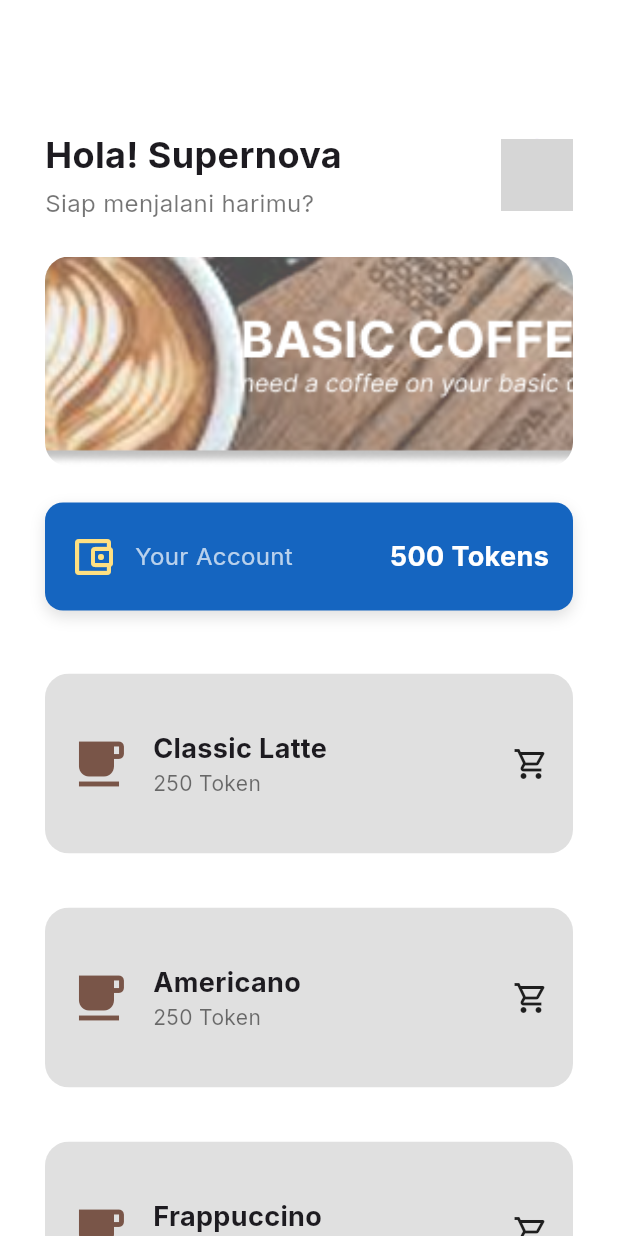
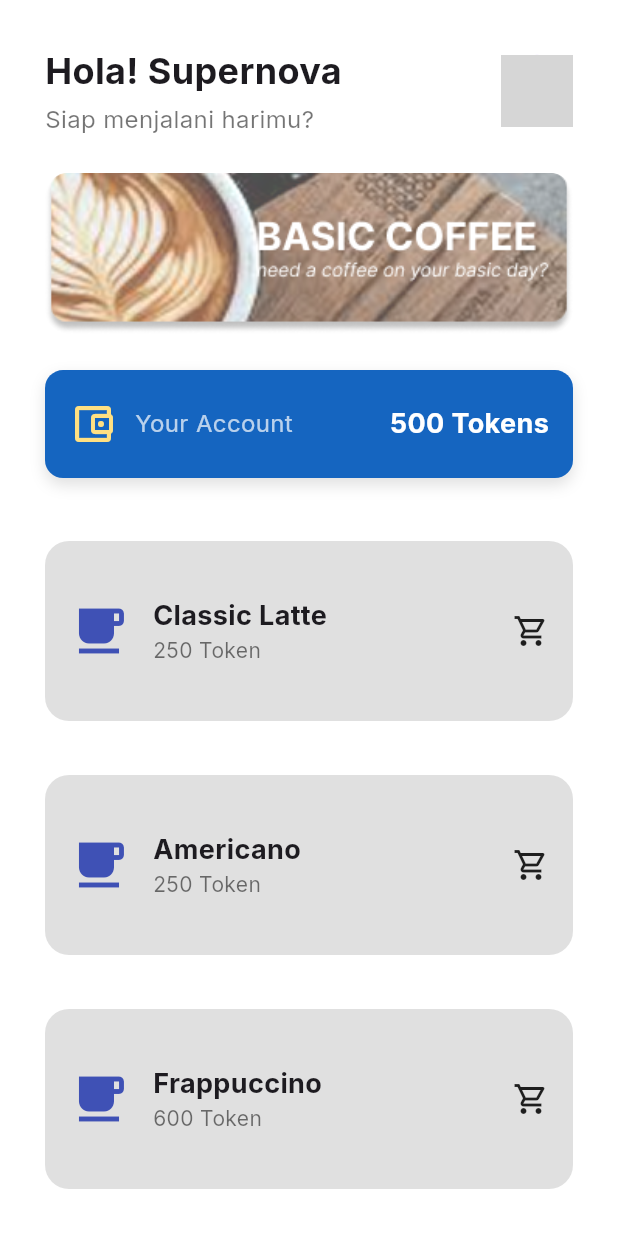
Before and after one commit to snopflake/basic_coffee, a Flutter app: the screen it shows after launch, on a phone screen of 412 x 824 dp. Run offline on Flutter 3.47's test engine with Material 3 defaults, Android fonts, the light colour scheme and no system bars; our stand-ins replace google_fonts; network calls fail; grey boxes are pictures that could not be loaded.

Commit message:
fix & clean

```diff
--- a/lib/main.dart
+++ b/lib/main.dart
@@ -13,7 +13,7 @@ class MainApp extends StatelessWidget {
       title: 'Basic Coffee Redeem',
       debugShowCheckedModeBanner: false,
       theme: ThemeData(
-        primarySwatch: Colors.brown,
+        primarySwatch: Colors.blue,
         scaffoldBackgroundColor: Colors.white,
         textTheme: GoogleFonts.interTextTheme(),
       ),
--- a/lib/screens/home_screen.dart
+++ b/lib/screens/home_screen.dart
@@ -1,5 +1,3 @@
-// lib/screens/home_screen.dart
-
 import 'package:flutter/material.dart';
 import 'package:google_fonts/google_fonts.dart';
 import 'package:basic_coffee/data/coffee_data.dart';
@@ -21,14 +19,8 @@ class _HomeScreenState extends State<HomeScreen> {
 
   @override
   Widget build(BuildContext context) {
-    // pastikan di main.dart theme text pakai GoogleFonts.interTextTheme()
     return Scaffold(
       backgroundColor: Colors.white,
-      appBar: AppBar(
-        elevation: 0,
-        backgroundColor: Colors.white,
-        automaticallyImplyLeading: false,
-      ),
       body: SafeArea(
         child: SingleChildScrollView(
           padding: const EdgeInsets.symmetric(horizontal: 30, vertical: 30),
@@ -76,10 +68,10 @@ class _HomeScreenState extends State<HomeScreen> {
               child: Image.asset(
                 'assets/banner.png',
                 width: double.infinity,
-                  height: 140,
-                  fit: BoxFit.cover,
+                fit: BoxFit.fitWidth,
               ),
             ),
+
 
               const SizedBox(height: 24),
 
--- a/lib/widgets/coffee_card.dart
+++ b/lib/widgets/coffee_card.dart
@@ -1,5 +1,3 @@
-// lib/widgets/coffee_card.dart
-
 import 'package:basic_coffee/models/coffee.dart';
 import 'package:basic_coffee/widgets/custom_snackbar.dart';
 import 'package:basic_coffee/widgets/fill_animation.dart';
@@ -61,7 +59,7 @@ class _CoffeeCardState extends State<CoffeeCard> {
                 padding: const EdgeInsets.all(16),
                 child: Row(
                   children: [
-                    const Icon(Icons.local_cafe, size: 40, color: Colors.brown),
+                    const Icon(Icons.local_cafe, size: 40, color: Colors.indigo),
                     const SizedBox(width: 16),
                     Column(
                       mainAxisAlignment: MainAxisAlignment.center,
--- a/lib/widgets/fill_animation.dart
+++ b/lib/widgets/fill_animation.dart
@@ -1,10 +1,9 @@
-// lib/widgets/fill_animation.dart
 import 'package:flutter/material.dart';
 
 class FillAnimation extends StatefulWidget {
-  final Widget child;            // isi card (icon + teks + tombol)
-  final Color backgroundColor;   // warna abu-abu card
-  final Color fillColor;         // warna fill
+  final Widget child;
+  final Color backgroundColor;
+  final Color fillColor;
   final Duration duration;
 
   const FillAnimation({
--- a/lib/widgets/shake_animation_wrapper.dart
+++ b/lib/widgets/shake_animation_wrapper.dart
@@ -1,4 +1,3 @@
-// lib/widgets/shake_animation_wrapper.dart
 import 'package:flutter/material.dart';
 
 class ShakeAnimationWrapper extends StatefulWidget {
@@ -29,7 +28,7 @@ class ShakeAnimationWrapperState extends State<ShakeAnimationWrapper>
     ]).animate(CurvedAnimation(parent: _ctrl, curve: Curves.linear));
   }
 
-  /// Panggil untuk shake
+  /// Panggil untuk shake via GlobalKey
   void shake() {
     _ctrl.forward(from: 0.0);
   }
```
Lines whose indentation alone changed are shown as unchanged.
